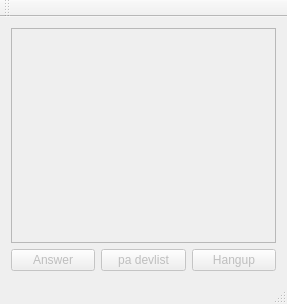
First picture: the form in jmesquita/FSPhone/mainwindow.ui, repository freeswitch/freeswitch-contrib, before the edit.
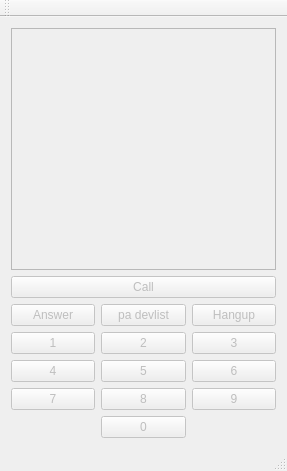
Second picture: the form after the edit.

Commit message: We can now make calls too.

What changed in the file:
```diff
--- a/jmesquita/FSPhone/mainwindow.ui
+++ b/jmesquita/FSPhone/mainwindow.ui
@@ -7,7 +7,7 @@
     <x>0</x>
     <y>0</y>
     <width>287</width>
-    <height>304</height>
+    <height>471</height>
    </rect>
   </property>
   <property name="windowTitle">
@@ -20,6 +20,19 @@
       <property name="enabled">
        <bool>false</bool>
       </property>
+      <property name="readOnly">
+       <bool>false</bool>
+      </property>
+     </widget>
+    </item>
+    <item>
+     <widget class="QPushButton" name="callBtn">
+      <property name="enabled">
+       <bool>false</bool>
+      </property>
+      <property name="text">
+       <string>Call</string>
+      </property>
      </widget>
     </item>
     <item>
@@ -56,6 +69,110 @@
       </item>
      </layout>
     </item>
+    <item>
+     <layout class="QGridLayout" name="gridLayout">
+      <item row="0" column="0">
+       <widget class="QPushButton" name="dtmf1Btn">
+        <property name="enabled">
+         <bool>false</bool>
+        </property>
+        <property name="text">
+         <string>1</string>
+        </property>
+       </widget>
+      </item>
+      <item row="0" column="1">
+       <widget class="QPushButton" name="dtmf2Btn">
+        <property name="enabled">
+         <bool>false</bool>
+        </property>
+        <property name="text">
+         <string>2</string>
+        </property>
+       </widget>
+      </item>
+      <item row="0" column="2">
+       <widget class="QPushButton" name="dtmf3Btn">
+        <property name="enabled">
+         <bool>false</bool>
+        </property>
+        <property name="text">
+         <string>3</string>
+        </property>
+       </widget>
+      </item>
+      <item row="1" column="0">
+       <widget class="QPushButton" name="dtmf4Btn">
+        <property name="enabled">
+         <bool>false</bool>
+        </property>
+        <property name="text">
+         <string>4</string>
+        </property>
+       </widget>
+      </item>
+      <item row="1" column="1">
+       <widget class="QPushButton" name="dtmf5Btn">
+        <property name="enabled">
+         <bool>false</bool>
+        </property>
+        <property name="text">
+         <string>5</string>
+        </property>
+       </widget>
+      </item>
+      <item row="1" column="2">
+       <widget class="QPushButton" name="dtmf6Btn">
+        <property name="enabled">
+         <bool>false</bool>
+        </property>
+        <property name="text">
+         <string>6</string>
+        </property>
+       </widget>
+      </item>
+      <item row="2" column="0">
+       <widget class="QPushButton" name="dtmf7Btn">
+        <property name="enabled">
+         <bool>false</bool>
+        </property>
+        <property name="text">
+         <string>7</string>
+        </property>
+       </widget>
+      </item>
+      <item row="2" column="1">
+       <widget class="QPushButton" name="dtmf8Btn">
+        <property name="enabled">
+         <bool>false</bool>
+        </property>
+        <property name="text">
+         <string>8</string>
+        </property>
+       </widget>
+      </item>
+      <item row="2" column="2">
+       <widget class="QPushButton" name="dtmf9Btn">
+        <property name="enabled">
+         <bool>false</bool>
+        </property>
+        <property name="text">
+         <string>9</string>
+        </property>
+       </widget>
+      </item>
+      <item row="3" column="1">
+       <widget class="QPushButton" name="dtmf0Btn">
+        <property name="enabled">
+         <bool>false</bool>
+        </property>
+        <property name="text">
+         <string>0</string>
+        </property>
+       </widget>
+      </item>
+     </layout>
+    </item>
    </layout>
   </widget>
   <widget class="QMenuBar" name="menuBar">
```
The commit also changes 2 other files.
